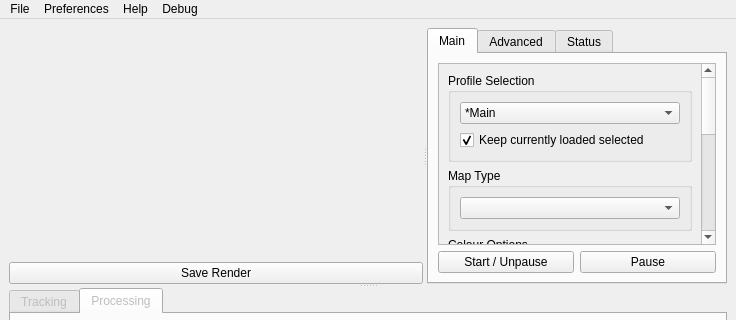
This is mousetracks2/ui/main.ui in huntfx/MouseTracks as Qt 5 draws it before an edit; both pictures show x 0 to 736 and y 0 to 320 of the 736 by 468 pixel window. The edited form follows.
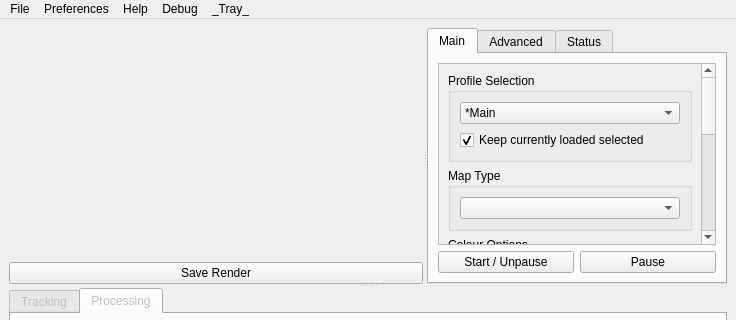
This is the edited form. Custom widgets are drawn as their Qt base class.

Commit message: Tray context menu

The edit to the form file:
```diff
--- a/mousetracks2/ui/main.ui
+++ b/mousetracks2/ui/main.ui
@@ -1058,10 +1058,20 @@
     <addaction name="menu_debug_tracking"/>
     <addaction name="menu_debug_exception"/>
    </widget>
+   <widget class="QMenu" name="tray_context_menu">
+    <property name="title">
+     <string>_Tray_</string>
+    </property>
+    <addaction name="tray_show"/>
+    <addaction name="tray_hide"/>
+    <addaction name="separator"/>
+    <addaction name="tray_exit"/>
+   </widget>
    <addaction name="menuFile"/>
    <addaction name="menuPreferences"/>
    <addaction name="menuHelp"/>
    <addaction name="menu_debug"/>
+   <addaction name="tray_context_menu"/>
   </widget>
   <widget class="QStatusBar" name="statusbar"/>
   <action name="actionShow_Log">
```
Left out of the diff: 15 changed lines with no effect on the pictures. The commit also changes 2 other files.
